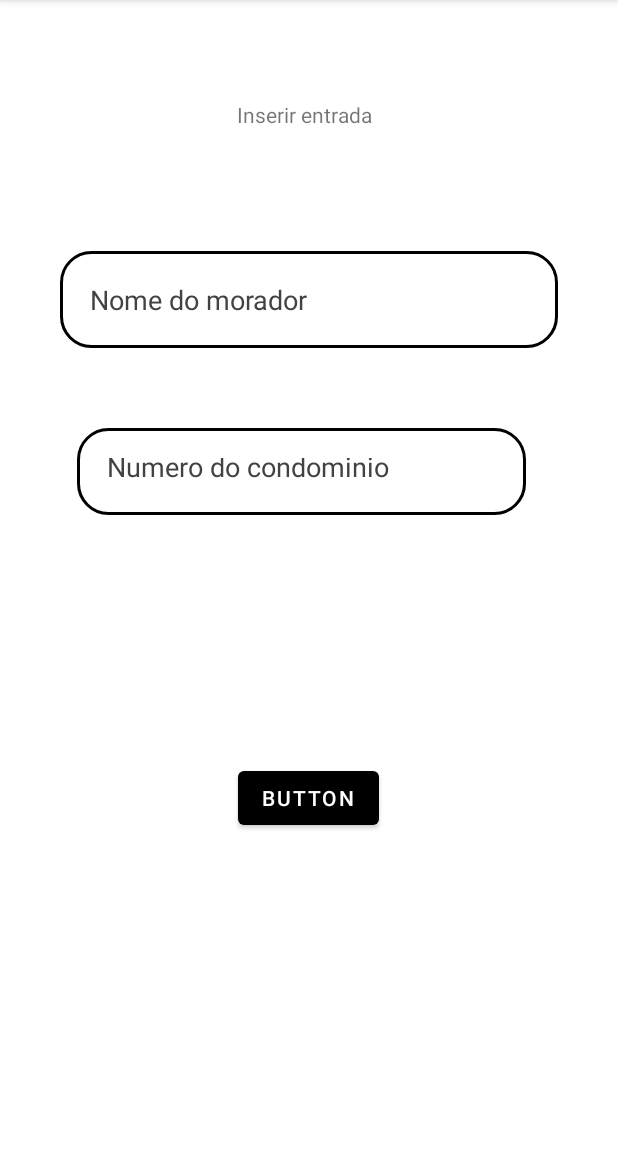
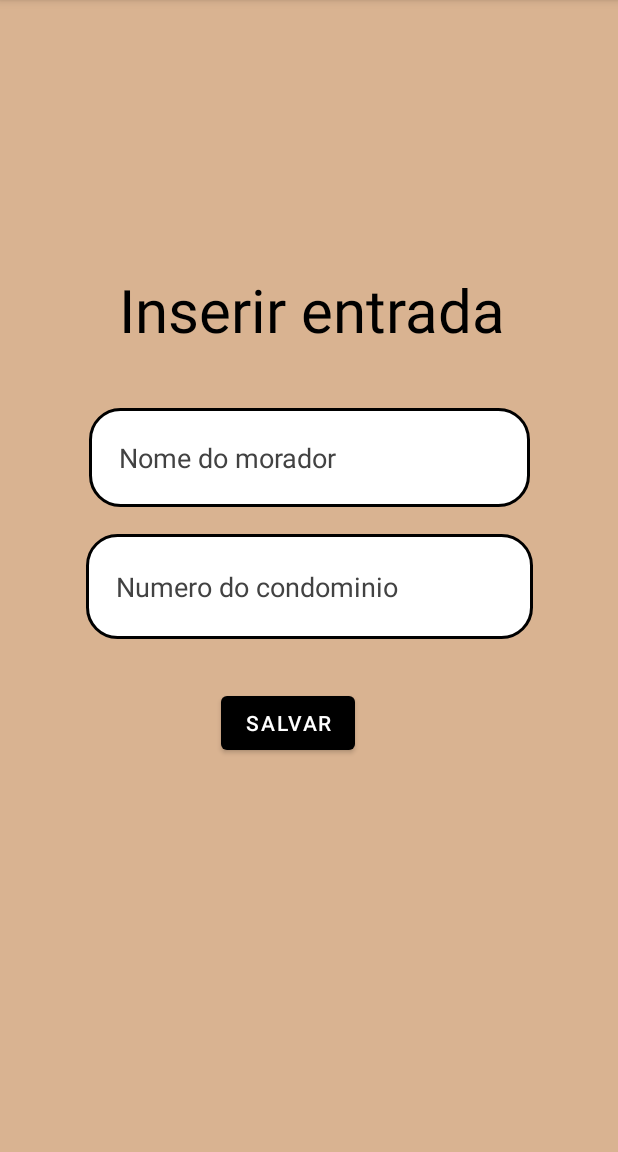
Before and after one commit to LigiaBrito/ProjetoCondominio, an Android app: the MainActivity2 screen opened directly, with no data from a screen before it, on a phone screen of 412 x 824 dp, the part 84-1236 px from its top. Run offline under Robolectric (Android 15) with nearby library versions, the phone set to English and light mode, and no system bars; our stand-ins replace Firebase (no records; nobody signed in at launch, a user with empty details on screens opened directly).

Commit message:
insercao completa

```diff
--- a/app/src/main/java/com/example/projetocondominio/MainActivity2.java
+++ b/app/src/main/java/com/example/projetocondominio/MainActivity2.java
@@ -1,6 +1,8 @@
 package com.example.projetocondominio;
 import com.google.firebase.database.DatabaseReference;
 import com.google.firebase.database.FirebaseDatabase;
+
+import android.content.Intent;
 import android.widget.Toast;
 import androidx.appcompat.app.AppCompatActivity;
 
@@ -47,7 +49,8 @@ public class MainActivity2 extends AppCompatActivity {
 
                 Toast.makeText(getApplicationContext(), "Entrada registrada com sucesso", Toast.LENGTH_SHORT).show();
 
-                finish();
+                Intent intent = new Intent(MainActivity2.this, MostrarEntradaSaida.class);
+                startActivity(intent);
             }
         });
 
--- a/app/src/main/res/layout/activity_main2.xml
+++ b/app/src/main/res/layout/activity_main2.xml
@@ -4,55 +4,59 @@
     xmlns:tools="http://schemas.android.com/tools"
     android:layout_width="match_parent"
     android:layout_height="match_parent"
+    android:background="@color/marrom_claro"
     tools:context=".MainActivity2">
-
-    <Button
-        android:id="@+id/confirmar_button"
-        android:layout_width="wrap_content"
-        android:layout_height="wrap_content"
-        android:text="Button"
-        app:layout_constraintBottom_toBottomOf="parent"
-        app:layout_constraintEnd_toEndOf="parent"
-        app:layout_constraintHorizontal_bias="0.498"
-        app:layout_constraintStart_toStartOf="parent"
-        app:layout_constraintTop_toTopOf="parent"
-        app:layout_constraintVertical_bias="0.706" />
 
     <TextView
         android:id="@+id/textView"
         android:layout_width="wrap_content"
         android:layout_height="wrap_content"
         android:text="Inserir entrada"
+        android:textColor="@color/black"
+        android:textSize="40sp"
         app:layout_constraintBottom_toBottomOf="parent"
         app:layout_constraintEnd_toEndOf="parent"
-        app:layout_constraintHorizontal_bias="0.49"
+        app:layout_constraintHorizontal_bias="0.514"
         app:layout_constraintStart_toStartOf="parent"
         app:layout_constraintTop_toTopOf="parent"
-        app:layout_constraintVertical_bias="0.089" />
+        app:layout_constraintVertical_bias="0.251" />
+
+    <EditText
+        android:id="@+id/numero_condominio_edittext"
+        style="@style/Edit_Text"
+        android:layout_width="298dp"
+        android:layout_height="70dp"
+        android:hint="Numero do condominio"
+        android:inputType="text|number"
+        app:layout_constraintBottom_toBottomOf="parent"
+        app:layout_constraintEnd_toEndOf="parent"
+        app:layout_constraintStart_toStartOf="parent"
+        app:layout_constraintTop_toTopOf="parent"
+        app:layout_constraintVertical_bias="0.499" />
 
     <EditText
         android:id="@+id/nome_morador_edittext"
         style="@style/Edit_Text"
+        android:layout_width="294dp"
+        android:layout_height="66dp"
         android:hint="Nome do morador"
         android:inputType="textPersonName"
         app:layout_constraintBottom_toBottomOf="parent"
         app:layout_constraintEnd_toEndOf="parent"
         app:layout_constraintStart_toStartOf="parent"
         app:layout_constraintTop_toTopOf="parent"
-        app:layout_constraintVertical_bias="0.221" />
+        app:layout_constraintVertical_bias="0.374" />
 
-    <EditText
-        android:id="@+id/numero_condominio_edittext"
-        style="@style/Edit_Text"
-        android:layout_width="299dp"
-        android:layout_height="58dp"
-        android:hint="Numero do condominio"
-        android:inputType="text|number"
+    <Button
+        android:id="@+id/confirmar_button"
+        android:layout_width="wrap_content"
+        android:layout_height="wrap_content"
+        android:text="Salvar"
         app:layout_constraintBottom_toBottomOf="parent"
         app:layout_constraintEnd_toEndOf="parent"
-        app:layout_constraintHorizontal_bias="0.345"
+        app:layout_constraintHorizontal_bias="0.457"
         app:layout_constraintStart_toStartOf="parent"
         app:layout_constraintTop_toTopOf="parent"
-        app:layout_constraintVertical_bias="0.389" />
+        app:layout_constraintVertical_bias="0.636" />
 
 </androidx.constraintlayout.widget.ConstraintLayout>
--- a/build.gradle
+++ b/build.gradle
@@ -4,6 +4,6 @@ buildscript {
     }
 }// Top-level build file where you can add configuration options common to all sub-projects/modules.
 plugins {
-    id 'com.android.application' version '7.4.2' apply false
-    id 'com.android.library' version '7.4.2' apply false
+    id 'com.android.application' version '7.2.1' apply false
+    id 'com.android.library' version '7.2.1' apply false
 }
```
Also changed, not shown: app/src/main/AndroidManifest.xml (+4 -3 lines), app/src/main/java/com/example/projetocondominio/MostrarEntradaSaida.java (added, +57 -0 lines), app/src/main/res/layout/activity_mostrar_entrada_saida.xml (added, +10 -0 lines).
